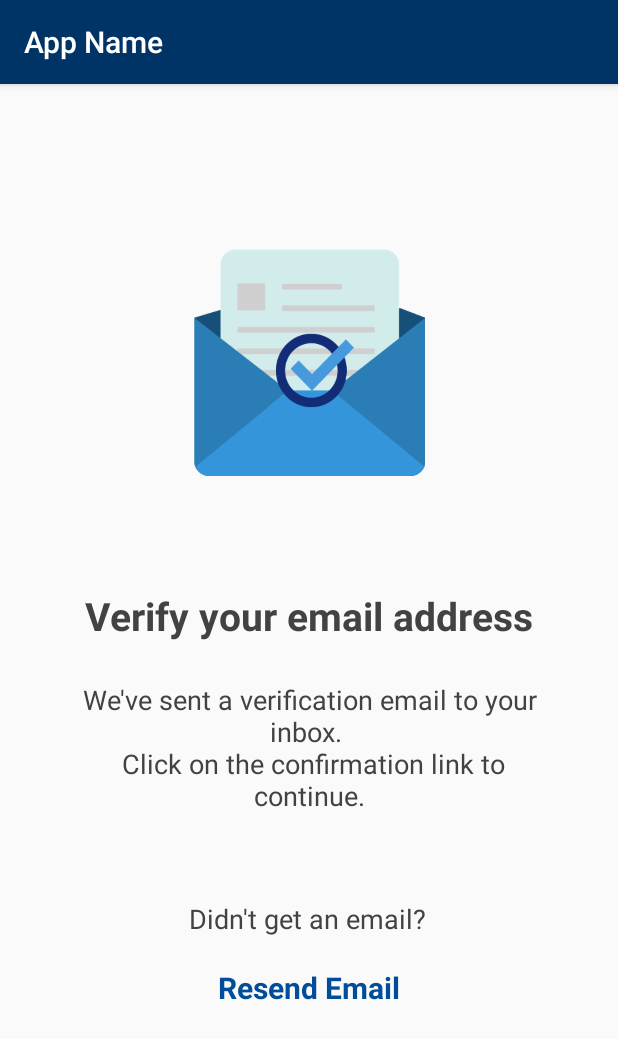
After one commit to SLIIT-HCI/finance-app, an Android app: the EmailVerificationActivity screen opened directly, with no data from a screen before it, on a phone screen of 412 x 824 dp. The commit adds this screen. Shown: the top 1039 px of the screen. Run offline under Robolectric (Android 15) with nearby library versions, the phone set to English and light mode, and no system bars; our stand-ins replace Firebase (no records; nobody signed in at launch, a user with empty details on screens opened directly); Roboto replaces fonts that are not available here.

Commit message:
Email Verification Done

```diff
--- /dev/null
+++ b/app/src/main/java/com/example/financemanagementapp/EmailVerificationActivity.java
@@ -0,0 +1,68 @@
+package com.example.financemanagementapp;
+
+import androidx.annotation.NonNull;
+import androidx.appcompat.app.AppCompatActivity;
+
+import android.os.Bundle;
+import android.view.View;
+import android.widget.Button;
+import android.widget.EditText;
+import android.widget.TextView;
+import android.widget.Toast;
+
+import com.google.android.gms.tasks.OnFailureListener;
+import com.google.android.gms.tasks.OnSuccessListener;
+import com.google.firebase.auth.FirebaseAuth;
+import com.google.firebase.auth.FirebaseUser;
+
+public class EmailVerificationActivity extends AppCompatActivity {
+
+    //defining views
+    TextView verificationMsg;
+    TextView resendBtn;
+    String userID;
+
+    //firebase auth object
+    private FirebaseAuth firebaseAuth;
+
+    @Override
+    protected void onCreate(Bundle savedInstanceState) {
+        super.onCreate(savedInstanceState);
+        setContentView(R.layout.activity_email_verification);
+
+        //getting firebase auth object
+        firebaseAuth = FirebaseAuth.getInstance();
+
+        //initializing views
+        verificationMsg = (TextView) findViewById(R.id.verificationMsg);
+        resendBtn = (TextView) findViewById(R.id.resendBtn);
+
+        userID = firebaseAuth.getCurrentUser().getUid();
+        final FirebaseUser user = firebaseAuth.getCurrentUser();
+
+        if(!user.isEmailVerified()) {
+            verificationMsg.setVisibility(View.VISIBLE);
+            resendBtn.setVisibility(View.VISIBLE);
+
+            resendBtn.setOnClickListener(new View.OnClickListener() {
+                @Override
+                public void onClick(View view) {
+                    // send email verification link
+                    user.sendEmailVerification().addOnSuccessListener(new OnSuccessListener<Void>() {
+                        @Override
+                        public void onSuccess(Void aVoid) {
+                            Toast.makeText(EmailVerificationActivity.this, "Verification email has been sent", Toast.LENGTH_LONG).show();
+
+                        }
+                    }).addOnFailureListener(new OnFailureListener() {
+                        @Override
+                        public void onFailure(@NonNull Exception e) {
+                            Toast.makeText(EmailVerificationActivity.this, "Verification not sucessful", Toast.LENGTH_LONG).show();
+                        }
+                    });
+                }
+            });
+        }
+
+    }
+}
--- /dev/null
+++ b/app/src/main/res/layout/activity_email_verification.xml
@@ -0,0 +1,72 @@
+<?xml version="1.0" encoding="utf-8"?>
+<androidx.constraintlayout.widget.ConstraintLayout xmlns:android="http://schemas.android.com/apk/res/android"
+    xmlns:app="http://schemas.android.com/apk/res-auto"
+    xmlns:tools="http://schemas.android.com/tools"
+    android:layout_width="match_parent"
+    android:layout_height="match_parent"
+    tools:context=".EmailVerificationActivity">
+
+    <TextView
+        android:id="@+id/verificationMsg"
+        android:layout_width="wrap_content"
+        android:layout_height="wrap_content"
+        android:layout_marginTop="75dp"
+        android:text="@string/verifyMsg"
+        android:textColor="@color/cardview_dark_background"
+        android:textSize="26sp"
+        android:textStyle="bold"
+        app:layout_constraintEnd_toEndOf="parent"
+        app:layout_constraintHorizontal_bias="0.498"
+        app:layout_constraintStart_toStartOf="parent"
+        app:layout_constraintTop_toBottomOf="@+id/imageView" />
+
+    <TextView
+        android:id="@+id/resendBtn"
+        android:layout_width="wrap_content"
+        android:layout_height="wrap_content"
+        android:layout_marginTop="20dp"
+        android:text="@string/resendEmail"
+        android:textColor="@color/blue4"
+        android:textSize="20sp"
+        android:textStyle="bold"
+        app:layout_constraintEnd_toEndOf="parent"
+        app:layout_constraintStart_toStartOf="parent"
+        app:layout_constraintTop_toBottomOf="@+id/textView6" />
+
+    <TextView
+        android:id="@+id/textView5"
+        android:layout_width="304dp"
+        android:layout_height="96dp"
+        android:layout_marginTop="26dp"
+        android:text="@string/verificationMsg"
+        android:textAlignment="center"
+        android:textColor="@color/cardview_dark_background"
+        android:textSize="18sp"
+        app:layout_constraintEnd_toEndOf="parent"
+        app:layout_constraintStart_toStartOf="parent"
+        app:layout_constraintTop_toBottomOf="@+id/verificationMsg" />
+
+    <TextView
+        android:id="@+id/textView6"
+        android:layout_width="wrap_content"
+        android:layout_height="wrap_content"
+        android:layout_marginTop="50dp"
+        android:text="@string/emailNotSent"
+        android:textAlignment="center"
+        android:textColor="@color/cardview_dark_background"
+        android:textSize="18sp"
+        app:layout_constraintEnd_toEndOf="parent"
+        app:layout_constraintHorizontal_bias="0.497"
+        app:layout_constraintStart_toStartOf="parent"
+        app:layout_constraintTop_toBottomOf="@+id/textView5" />
+
+    <ImageView
+        android:id="@+id/imageView"
+        android:layout_width="186dp"
+        android:layout_height="151dp"
+        android:layout_marginTop="110dp"
+        app:layout_constraintEnd_toEndOf="parent"
+        app:layout_constraintStart_toStartOf="parent"
+        app:layout_constraintTop_toTopOf="parent"
+        app:srcCompat="@drawable/email_verification" />
+</androidx.constraintlayout.widget.ConstraintLayout>
--- a/app/src/main/res/values/strings.xml
+++ b/app/src/main/res/values/strings.xml
@@ -28,6 +28,10 @@
     <string name="balanceSheet">Balance Sheet</string>
     <string name="netEarningsSummary">Net Earnings Summary</string>
     <string name="netWorthSummary">Net Worth Summary</string>
+    <string name="verifyMsg">Verify your email address</string>
+    <string name="resendEmail">Resend Email</string>
+    <string name="verificationMsg">We\'ve sent a verification email to your inbox. \n Click on the confirmation link to continue. </string>
+    <string name="emailNotSent">Didn\'t get an email?</string>
 
 
 </resources>
```
Also changed, not shown: app/src/main/AndroidManifest.xml (+9 -5 lines), app/src/main/java/com/example/financemanagementapp/LoginActivity.java (+13 -4 lines), app/src/main/java/com/example/financemanagementapp/RegistrationActivity.java (+40 -6 lines), app/src/main/res/drawable-v24/email_verification.png (added).
